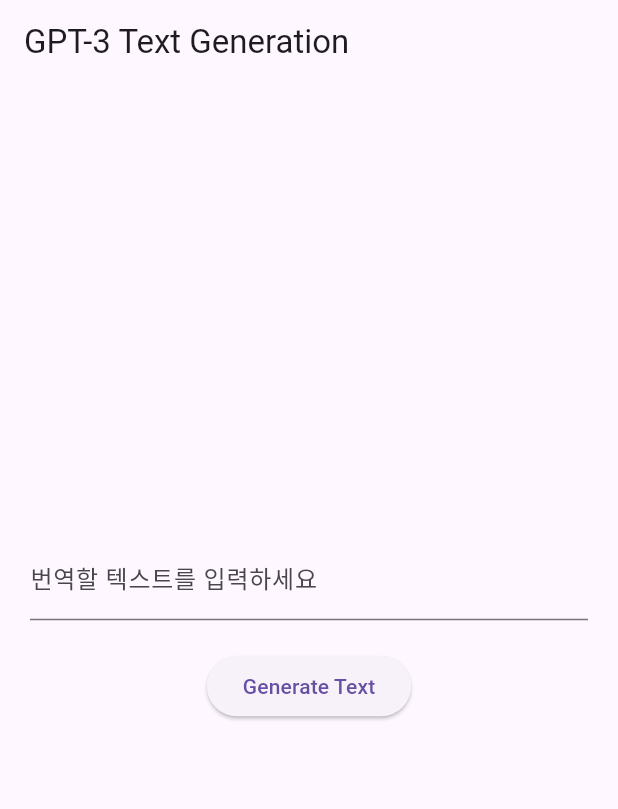
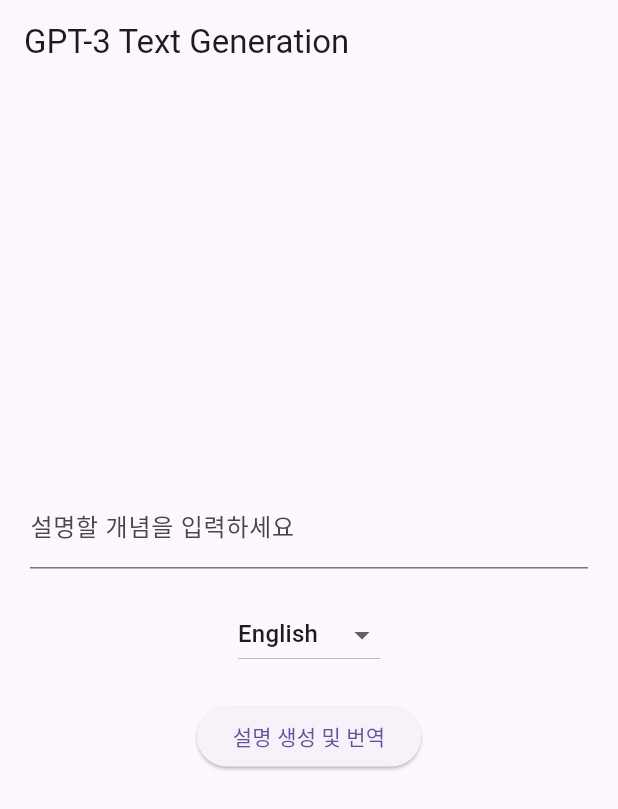
Before and after one commit to labyrinth30/python_data, a Flutter app: the screen it shows after launch, on a phone screen of 412 x 824 dp. Shown: the top 809 px of the screen. Run offline on Flutter 3.47's test engine with Material 3 defaults, Android fonts, the phone set to English and light mode, and no system bars.

Commit message:
번역 및 해설 기능 추가

```diff
--- a/flutter_gpt/lib/main.dart
+++ b/flutter_gpt/lib/main.dart
@@ -6,7 +6,7 @@
 void main() => runApp(const MyApp());
 
 class MyApp extends StatefulWidget {
-  const MyApp({super.key});
+  const MyApp({Key? key}) : super(key: key);
 
   @override
   _MyAppState createState() => _MyAppState();
@@ -14,10 +14,23 @@
 
 class _MyAppState extends State<MyApp> {
   String _userInput = "";
+  String _selectedLanguage = "English";
   String _generatedText = "";
 
+  final List<String> _languages = [
+    "English",
+    "Spanish",
+    "French",
+    "German",
+    "Italian",
+    "Korean",
+    "Chinese",
+    "Japanese",
+  ];
+
   Future<void> generateText() async {
-    String prompt = "Translate $_userInput into English";
+    String prompt =
+        "Explain the concept of '$_userInput' as if you were talking to an 8-year-old, and translate it into $_selectedLanguage.";
     String model = "text-davinci-002";
     String apiKey = APIKEY;
 
@@ -28,17 +41,14 @@
         'Authorization': 'Bearer $apiKey',
       },
       body: jsonEncode({
-        'prompt': prompt, // 새 텍스트를 생성할 때 시작점으로 사용할 초기 텍스트 프롬프트.
-        'max_tokens': 1000, // 출력 텍스트에 생성할 토큰(즉, 단어)의 최대 개수입니다.
-        'temperature':
-            0.5, // 생성된 텍스트의 '창의성' 또는 무작위성을 측정하는 값, 값이 높을수록 더 다양하고 예측할 수 없는 텍스트가 생성되고, 낮을수록 더 보수적이고 예측 가능한 텍스트가 생성됨
-        // 'n': 1, // 생성할 독립적인 완성문의 수입니다. 각 완성문은 temperature 에 의해 도입된 무작위성에 따라 조금씩 달라짐.
-        // 'stop': '.' // 모델이 토큰을 발견할 때 텍스트 생성을 중지하도록 하는 하나 이상의 토큰 문자열 특정 단어나 구문으로 끝나는 텍스트를 생성할 때 유용할 수 있습니다.
+        'prompt': prompt,
+        'max_tokens': 1000,
+        'temperature': 0.5,
       }),
     );
 
     if (response.statusCode == 200) {
-      var data = jsonDecode(response.body);
+      final data = jsonDecode(utf8.decode(response.bodyBytes));
       print(data);
       setState(() {
         _generatedText = data['choices'][0]['text'];
@@ -58,31 +68,48 @@
           title: const Text('GPT-3 Text Generation'),
         ),
         body: Padding(
-          padding: const EdgeInsets.symmetric(
-            horizontal: 20,
-          ),
+          padding: const EdgeInsets.symmetric(horizontal: 20, vertical: 20),
           child: Center(
             child: Column(
               mainAxisAlignment: MainAxisAlignment.center,
               children: [
                 TextFormField(
                   onChanged: (value) {
-                    // 입력이 변경될 때마다 값을 저장
                     setState(() {
                       _userInput = value;
                     });
                   },
                   decoration: const InputDecoration(
-                    labelText: '번역할 텍스트를 입력하세요', // 힌트 텍스트
+                    labelText: '설명할 개념을 입력하세요',
+                    hintText: '여기에 입력하세요...',
                   ),
+                ),
+                const SizedBox(height: 20),
+                DropdownButton<String>(
+                  value: _selectedLanguage,
+                  onChanged: (String? newValue) {
+                    setState(() {
+                      _selectedLanguage = newValue!;
+                    });
+                  },
+                  items:
+                      _languages.map<DropdownMenuItem<String>>((String value) {
+                    return DropdownMenuItem<String>(
+                      value: value,
+                      child: Text(value),
+                    );
+                  }).toList(),
                 ),
                 const SizedBox(height: 20),
                 ElevatedButton(
                   onPressed: generateText,
-                  child: const Text('Generate Text'),
+                  child: const Text('설명 생성 및 번역'),
                 ),
                 const SizedBox(height: 20),
-                Text(_generatedText),
+                Text(
+                  _generatedText,
+                  style: const TextStyle(fontSize: 16),
+                ),
               ],
             ),
           ),
```
